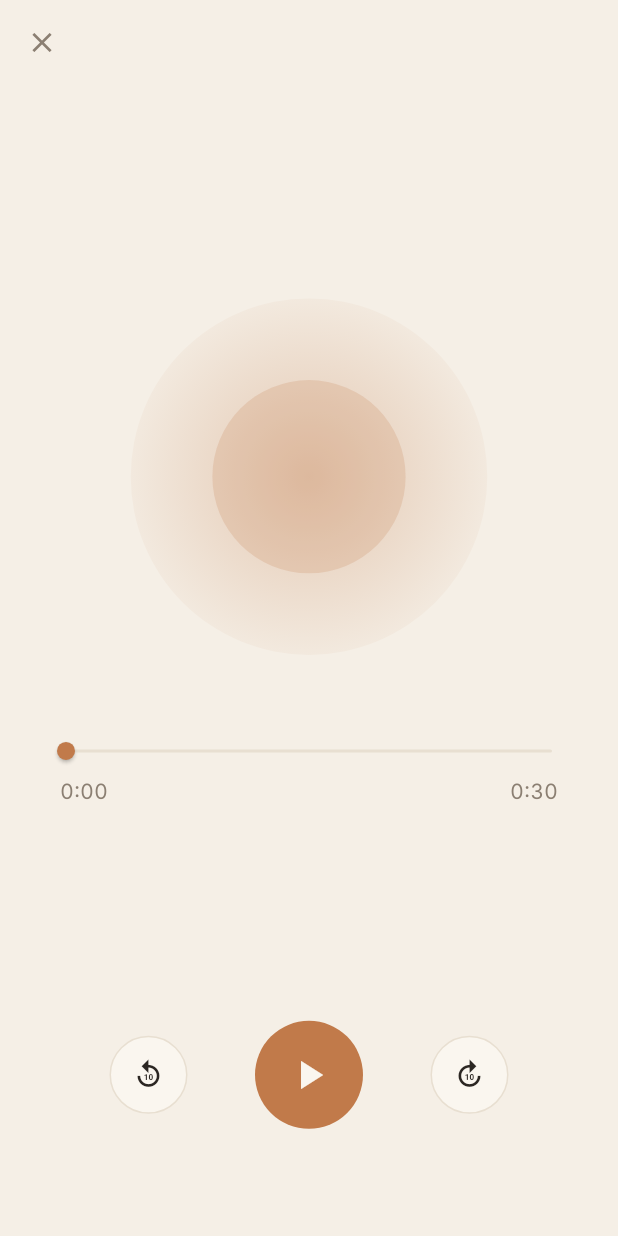
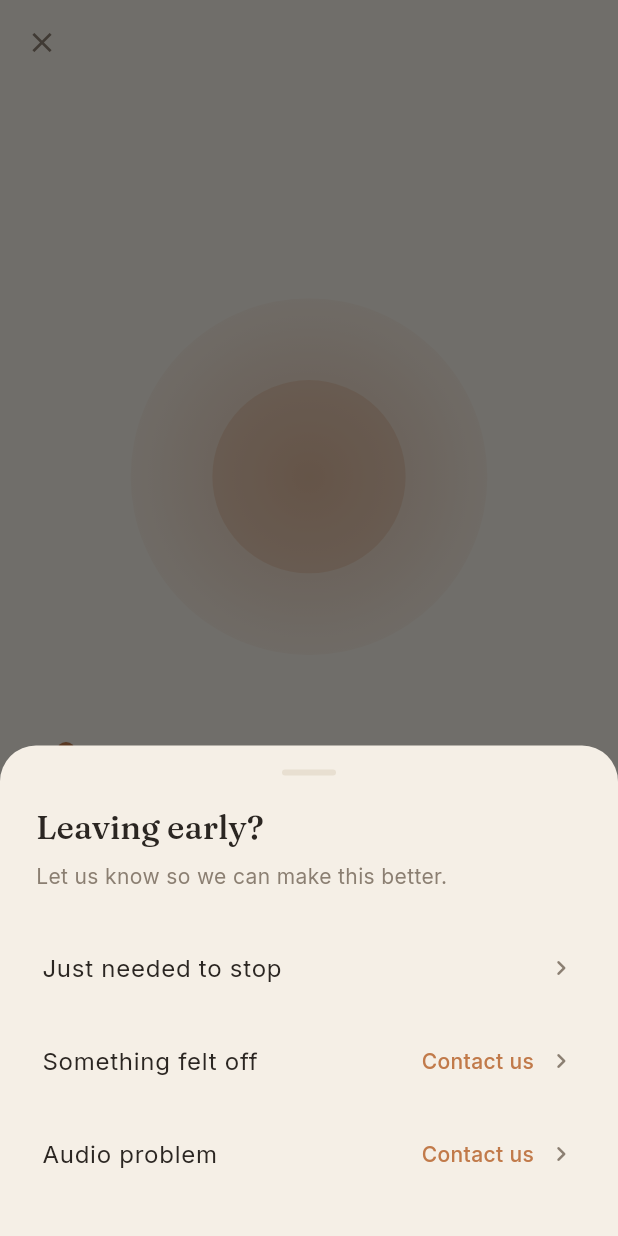
Before and after one commit to bennettlevaton/craftedday, a Flutter app: the PlayerScreen screen opened by its route, after a tap on the "close" icon, on a phone screen of 412 x 824 dp. Run offline on Flutter 3.47's test engine with Material 3 defaults, Android fonts, the phone set to English and light mode, and no system bars; our stand-ins replace app_links, dio, flutter_dotenv, flutter_local_notifications, go_router, google_fonts and 4 more; missing offline and left inert: audio_session, clerk_auth, clerk_flutter, purchases_flutter; accounts and stored records are empty; network calls fail; project files that could hold a hidden picture were left out.

Commit message:
feat(support): add contact-support entry points with prefilled context
- Lifebuoy icon in the home AppBar opens a support mail draft
- Early-exit sheet on Player (before 70% played) offers "Just needed to
  stop" / "Something felt off" / "Audio problem" — the latter two open
  a draft with the failing session's ID attached
- Draft auto-populates user id + platform so tickets are actionable
- Falls back to copying support@craftedday.com to clipboard + snackbar
  when no mail client is configured (simulator, stripped-down devices)

Co-Authored-By: Claude Opus 4.7 (1M context) <noreply@anthropic.com>

```diff
--- a/mobile/lib/screens/player_screen.dart
+++ b/mobile/lib/screens/player_screen.dart
@@ -6,6 +6,7 @@ import 'package:just_audio/just_audio.dart';
 import '../services/api_service.dart';
 import '../services/music_service.dart';
 import '../services/notification_service.dart';
+import '../services/support_service.dart';
 import '../theme/colors.dart';
 
 class PlayerScreen extends StatefulWidget {
@@ -94,6 +95,50 @@ class _PlayerScreenState extends State<PlayerScreen>
     }
   }
 
+  // If the user bails before ~70% of the session, check in. Past that we
+  // assume they got enough out of it and close silently.
+  Future<void> _handleClose() async {
+    final pos = _player.position.inSeconds;
+    final total = widget.duration;
+    final finishedEnough = total > 0 && pos / total >= 0.7;
+
+    if (_loadFailed || !finishedEnough) {
+      final reason = await showModalBottomSheet<_ExitReason>(
+        context: context,
+        backgroundColor: AppColors.background,
+        shape: const RoundedRectangleBorder(
+          borderRadius: BorderRadius.vertical(top: Radius.circular(24)),
+        ),
+        builder: (_) => const _EarlyExitSheet(),
+      );
+      if (!mounted) return;
+
+      switch (reason) {
+        case _ExitReason.somethingOff:
+          await SupportService.open(
+            context: context,
+            subject: 'Something felt off in my session',
+            meditationId: widget.id,
+            note: 'Hi — something felt off about this session:',
+          );
+          break;
+        case _ExitReason.audio:
+          await SupportService.open(
+            context: context,
+            subject: 'Audio problem during session',
+            meditationId: widget.id,
+            note: 'Hi — I hit an audio problem during this session:',
+          );
+          break;
+        case _ExitReason.stopped:
+        case null:
+          break;
+      }
+    }
+
+    if (mounted) context.pop();
+  }
+
   @override
   void dispose() {
     _stateSub?.cancel();
@@ -112,7 +157,7 @@ class _PlayerScreenState extends State<PlayerScreen>
         leading: IconButton(
           icon: const Icon(Icons.close, size: 22),
           color: AppColors.textSecondary,
-          onPressed: () => context.pop(),
+          onPressed: _handleClose,
         ),
       ),
       body: SafeArea(
@@ -370,6 +415,110 @@ class _ErrorView extends StatelessWidget {
   }
 }
 
+enum _ExitReason { stopped, somethingOff, audio }
+
+class _EarlyExitSheet extends StatelessWidget {
+  const _EarlyExitSheet();
+
+  @override
+  Widget build(BuildContext context) {
+    final textTheme = Theme.of(context).textTheme;
+    return SafeArea(
+      top: false,
+      child: Padding(
+        padding: const EdgeInsets.fromLTRB(24, 16, 24, 24),
+        child: Column(
+          mainAxisSize: MainAxisSize.min,
+          crossAxisAlignment: CrossAxisAlignment.stretch,
+          children: [
+            Center(
+              child: Container(
+                width: 36,
+                height: 4,
+                decoration: BoxDecoration(
+                  color: AppColors.divider,
+                  borderRadius: BorderRadius.circular(2),
+                ),
+              ),
+            ),
+            const SizedBox(height: 20),
+            Text('Leaving early?', style: textTheme.headlineMedium),
+            const SizedBox(height: 8),
+            Text(
+              'Let us know so we can make this better.',
+              style: textTheme.bodyMedium?.copyWith(
+                color: AppColors.textSecondary,
+              ),
+            ),
+            const SizedBox(height: 20),
+            _ExitRow(
+              label: 'Just needed to stop',
+              onTap: () => Navigator.of(context).pop(_ExitReason.stopped),
+            ),
+            _ExitRow(
+              label: 'Something felt off',
+              trailing: 'Contact us',
+              onTap: () =>
+                  Navigator.of(context).pop(_ExitReason.somethingOff),
+            ),
+            _ExitRow(
+              label: 'Audio problem',
+              trailing: 'Contact us',
+              onTap: () => Navigator.of(context).pop(_ExitReason.audio),
+            ),
+          ],
+        ),
+      ),
+    );
+  }
+}
+
+class _ExitRow extends StatelessWidget {
+  final String label;
+  final String? trailing;
+  final VoidCallback onTap;
+
+  const _ExitRow({
+    required this.label,
+    required this.onTap,
+    this.trailing,
+  });
+
+  @override
+  Widget build(BuildContext context) {
+    final textTheme = Theme.of(context).textTheme;
+    return InkWell(
+      onTap: onTap,
+      borderRadius: BorderRadius.circular(16),
+      child: Padding(
+        padding: const EdgeInsets.symmetric(vertical: 18, horizontal: 4),
+        child: Row(
+          children: [
+            Expanded(
+              child: Text(label, style: textTheme.bodyLarge),
+            ),
+            if (trailing != null) ...[
+              Text(
+                trailing!,
+                style: textTheme.bodyMedium?.copyWith(
+                  color: AppColors.accent,
+                  fontWeight: FontWeight.w500,
+                ),
+              ),
+              const SizedBox(width: 8),
+            ],
+            const Icon(
+              Icons.chevron_right_rounded,
+              color: AppColors.textSecondary,
+              size: 20,
+            ),
+          ],
+        ),
+      ),
+    );
+  }
+}
+
 class _CircleButton extends StatelessWidget {
   final IconData icon;
   final VoidCallback onPressed;
--- a/mobile/lib/services/clerk_service.dart
+++ b/mobile/lib/services/clerk_service.dart
@@ -7,6 +7,7 @@ class ClerkService {
   ClerkService._();
 
   ClerkAuthState? _authState;
+  ClerkAuthState? get authState => _authState;
 
   void setAuthState(ClerkAuthState state) => _authState = state;
 
--- a/mobile/pubspec.yaml
+++ b/mobile/pubspec.yaml
@@ -49,6 +49,7 @@ dependencies:
   audio_session: ^0.1.21
   flutter_local_notifications: ^18.0.0
   timezone: ^0.9.0
+  url_launcher: ^6.3.0
 
 flutter_launcher_icons:
   android: false
```
Also changed, not shown: mobile/lib/screens/home_screen.dart (+12 -0 lines), mobile/lib/services/support_service.dart (added, +60 -0 lines), mobile/pubspec.lock.
